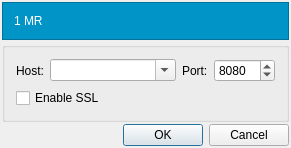
This is Multispeaker/MultiSpeaker/HostEditor.ui in pnnl/ms-speak as Qt 5 draws it before an edit. The edited form follows.
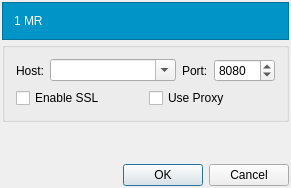
This is the edited form.

The edit to the form file:
```diff
--- a/Multispeaker/MultiSpeaker/HostEditor.ui
+++ b/Multispeaker/MultiSpeaker/HostEditor.ui
@@ -7,7 +7,7 @@
     <x>0</x>
     <y>0</y>
     <width>291</width>
-    <height>131</height>
+    <height>188</height>
    </rect>
   </property>
   <property name="windowTitle">
@@ -102,11 +102,22 @@
        </layout>
       </item>
       <item>
+       <layout class="QHBoxLayout" name="horizontalLayout_2">
+        <item>
        <widget class="QCheckBox" name="EnableSslCheck">
         <property name="text">
          <string>Enable SSL</string>
         </property>
        </widget>
+        </item>
+        <item>
+         <widget class="QCheckBox" name="EnableProxyCheck">
+          <property name="text">
+           <string>Use Proxy</string>
+          </property>
+         </widget>
+        </item>
+       </layout>
       </item>
      </layout>
     </widget>
```
Lines whose indentation alone changed are shown as unchanged.
